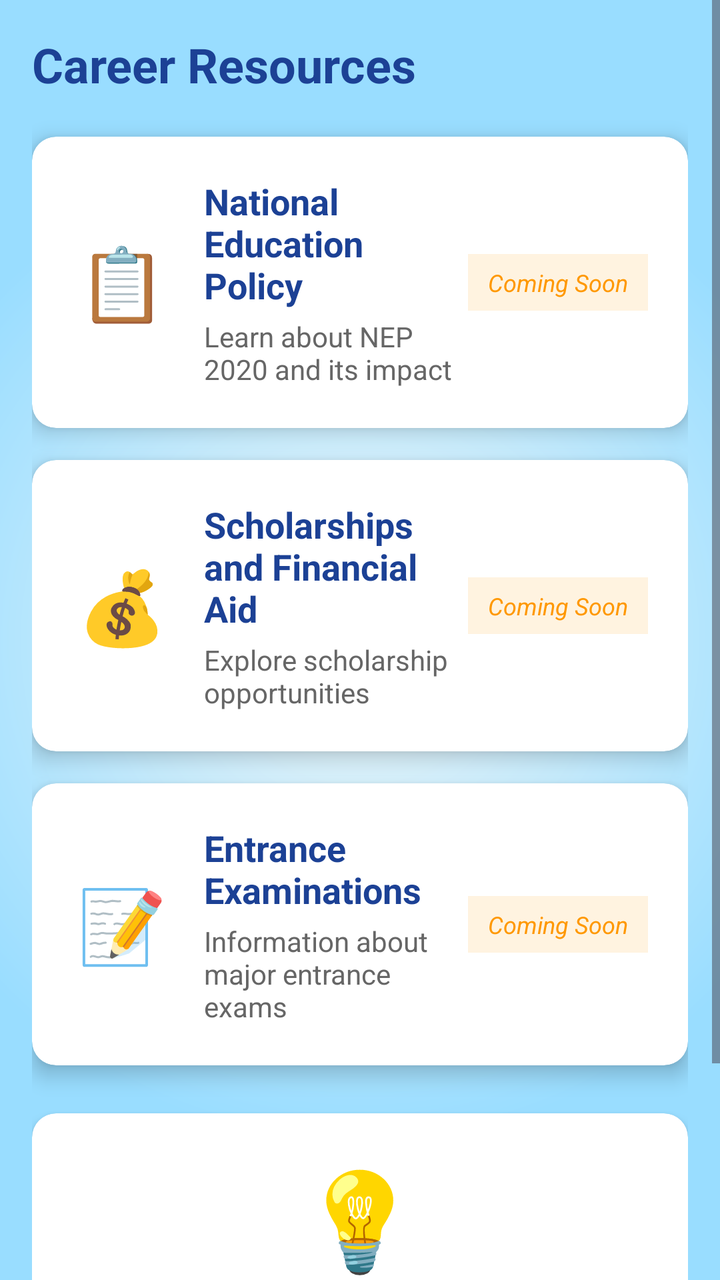
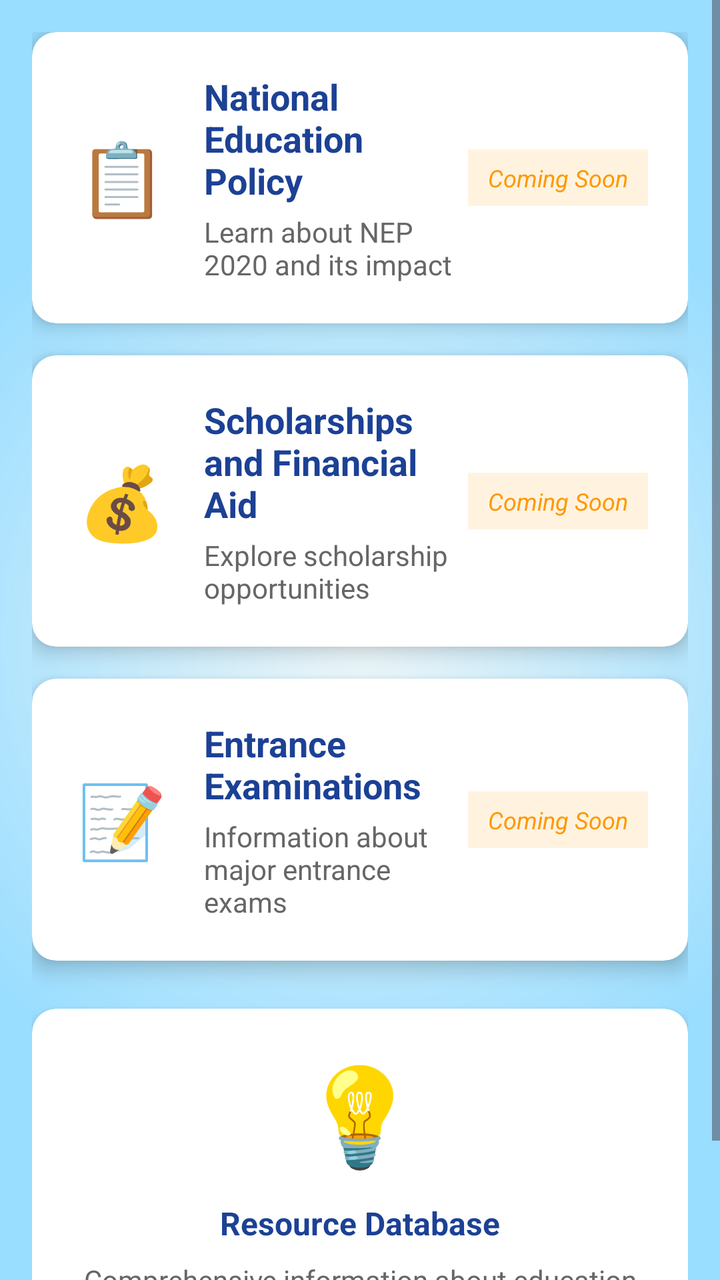

The first picture is an Android layout as it rendered before a commit; the second is the same layout after the commit. The layout source and the unified diff follow.
<!-- AndroidManifest.xml: application theme Theme.AspirePath -->
<!-- res/layout/fragment_resources.xml -->
<?xml version="1.0" encoding="utf-8"?>
<ScrollView xmlns:android="http://schemas.android.com/apk/res/android"
    xmlns:app="http://schemas.android.com/apk/res-auto"
    xmlns:tools="http://schemas.android.com/tools"
    android:layout_width="match_parent"
    android:layout_height="match_parent"
    android:background="@drawable/gradient_bg"
    android:fillViewport="true"
    tools:context=".Resources">

    <LinearLayout
        android:layout_width="match_parent"
        android:layout_height="wrap_content"
        android:orientation="vertical"
        android:padding="16dp">

        
        <TextView
            android:layout_width="wrap_content"
            android:layout_height="wrap_content"
            android:text="Career Resources"
            android:textSize="24sp"
            android:textStyle="bold"
            android:textColor="@color/blue"
            android:layout_marginBottom="20dp"/>

        
        <androidx.cardview.widget.CardView
            android:id="@+id/cardNEP"
            android:layout_width="match_parent"
            android:layout_height="wrap_content"
            android:layout_marginBottom="16dp"
            app:cardCornerRadius="12dp"
            app:cardElevation="6dp"
            android:clickable="true"
            android:focusable="true"
            android:foreground="?attr/selectableItemBackground">

            <LinearLayout
                android:layout_width="match_parent"
                android:layout_height="wrap_content"
                android:orientation="horizontal"
                android:padding="20dp"
                android:gravity="center_vertical">

                <TextView
                    android:layout_width="50dp"
                    android:layout_height="50dp"
                    android:text="📋"
                    android:textSize="36sp"
                    android:gravity="center"/>

                <LinearLayout
                    android:layout_width="0dp"
                    android:layout_height="wrap_content"
                    android:layout_weight="1"
                    android:orientation="vertical"
                    android:layout_marginStart="16dp">

                    <TextView
                        android:layout_width="wrap_content"
                        android:layout_height="wrap_content"
                        android:text="National Education Policy"
                        android:textSize="18sp"
                        android:textStyle="bold"
                        android:textColor="@color/blue"/>

                    <TextView
                        android:layout_width="wrap_content"
                        android:layout_height="wrap_content"
                        android:text="Learn about NEP 2020 and its impact"
                        android:textSize="14sp"
                        android:textColor="#666666"
                        android:layout_marginTop="4dp"/>
                </LinearLayout>

                <TextView
                    android:layout_width="wrap_content"
                    android:layout_height="wrap_content"
                    android:text="Coming Soon"
                    android:textSize="12sp"
                    android:textStyle="italic"
                    android:textColor="#FF9800"
                    android:background="#FFF3E0"
                    android:padding="6dp"
                    android:paddingStart="10dp"
                    android:paddingEnd="10dp"/>
            </LinearLayout>
        </androidx.cardview.widget.CardView>

        
        <androidx.cardview.widget.CardView
            android:id="@+id/cardScholarships"
            android:layout_width="match_parent"
            android:layout_height="wrap_content"
            android:layout_marginBottom="16dp"
            app:cardCornerRadius="12dp"
            app:cardElevation="6dp"
            android:clickable="true"
            android:focusable="true"
            android:foreground="?attr/selectableItemBackground">

            <LinearLayout
                android:layout_width="match_parent"
                android:layout_height="wrap_content"
                android:orientation="horizontal"
                android:padding="20dp"
                android:gravity="center_vertical">

                <TextView
                    android:layout_width="50dp"
                    android:layout_height="50dp"
                    android:text="💰"
                    android:textSize="36sp"
                    android:gravity="center"/>

                <LinearLayout
                    android:layout_width="0dp"
                    android:layout_height="wrap_content"
                    android:layout_weight="1"
                    android:orientation="vertical"
                    android:layout_marginStart="16dp">

                    <TextView
                        android:layout_width="wrap_content"
                        android:layout_height="wrap_content"
                        android:text="Scholarships and Financial Aid"
                        android:textSize="18sp"
                        android:textStyle="bold"
                        android:textColor="@color/blue"/>

                    <TextView
                        android:layout_width="wrap_content"
                        android:layout_height="wrap_content"
                        android:text="Explore scholarship opportunities"
                        android:textSize="14sp"
                        android:textColor="#666666"
                        android:layout_marginTop="4dp"/>
                </LinearLayout>

                <TextView
                    android:layout_width="wrap_content"
                    android:layout_height="wrap_content"
                    android:text="Coming Soon"
                    android:textSize="12sp"
                    android:textStyle="italic"
                    android:textColor="#FF9800"
                    android:background="#FFF3E0"
                    android:padding="6dp"
                    android:paddingStart="10dp"
                    android:paddingEnd="10dp"/>
            </LinearLayout>
        </androidx.cardview.widget.CardView>

        
        <androidx.cardview.widget.CardView
            android:id="@+id/cardEntranceExams"
            android:layout_width="match_parent"
            android:layout_height="wrap_content"
            android:layout_marginBottom="16dp"
            app:cardCornerRadius="12dp"
            app:cardElevation="6dp"
            android:clickable="true"
            android:focusable="true"
            android:foreground="?attr/selectableItemBackground">

            <LinearLayout
                android:layout_width="match_parent"
                android:layout_height="wrap_content"
                android:orientation="horizontal"
                android:padding="20dp"
                android:gravity="center_vertical">

                <TextView
                    android:layout_width="50dp"
                    android:layout_height="50dp"
                    android:text="📝"
                    android:textSize="36sp"
                    android:gravity="center"/>

                <LinearLayout
                    android:layout_width="0dp"
                    android:layout_height="wrap_content"
                    android:layout_weight="1"
                    android:orientation="vertical"
                    android:layout_marginStart="16dp">

                    <TextView
                        android:layout_width="wrap_content"
                        android:layout_height="wrap_content"
                        android:text="Entrance Examinations"
                        android:textSize="18sp"
                        android:textStyle="bold"
                        android:textColor="@color/blue"/>

                    <TextView
                        android:layout_width="wrap_content"
                        android:layout_height="wrap_content"
                        android:text="Information about major entrance exams"
                        android:textSize="14sp"
                        android:textColor="#666666"
                        android:layout_marginTop="4dp"/>
                </LinearLayout>

                <TextView
                    android:layout_width="wrap_content"
                    android:layout_height="wrap_content"
                    android:text="Coming Soon"
                    android:textSize="12sp"
                    android:textStyle="italic"
                    android:textColor="#FF9800"
                    android:background="#FFF3E0"
                    android:padding="6dp"
                    android:paddingStart="10dp"
                    android:paddingEnd="10dp"/>
            </LinearLayout>
        </androidx.cardview.widget.CardView>

        
        <androidx.cardview.widget.CardView
            android:layout_width="match_parent"
            android:layout_height="wrap_content"
            app:cardCornerRadius="12dp"
            app:cardElevation="4dp"
            android:layout_marginTop="8dp">

            <LinearLayout
                android:layout_width="match_parent"
                android:layout_height="wrap_content"
                android:orientation="vertical"
                android:padding="20dp"
                android:gravity="center">

                <TextView
                    android:layout_width="wrap_content"
                    android:layout_height="wrap_content"
                    android:text="💡"
                    android:textSize="48sp"
                    android:layout_marginBottom="12dp"/>

                <TextView
                    android:layout_width="wrap_content"
                    android:layout_height="wrap_content"
                    android:text="Resource Database"
                    android:textSize="16sp"
                    android:textStyle="bold"
                    android:textColor="@color/blue"
                    android:layout_marginBottom="8dp"/>

                <TextView
                    android:layout_width="wrap_content"
                    android:layout_height="wrap_content"
                    android:text="Comprehensive information about education policies, scholarships, and entrance exams will be available soon"
                    android:textSize="14sp"
                    android:textColor="#666666"
                    android:gravity="center"/>
            </LinearLayout>
        </androidx.cardview.widget.CardView>

    </LinearLayout>

</ScrollView>
<!-- resources referenced by this layout -->
<resources>
  <color name="blue">#1C4195</color>
  <!-- drawable gradient_bg (drawable) -->
  <?xml version="1.0" encoding="utf-8"?>
  <shape xmlns:android="http://schemas.android.com/apk/res/android"
      android:shape="rectangle">
      <gradient
          android:startColor="#edf7fa"
          android:endColor="#99ddff"
          android:gradientRadius="70%p"
          android:type="radial"
          android:centerX="0.5"
          android:centerY="0.5"
          android:dither="true" />
  </shape>
  <style name="Theme.AspirePath" parent="Base.Theme.AspirePath" />
  <style name="Base.Theme.AspirePath" parent="Theme.Material3.DayNight.NoActionBar">
          
          <item name="colorPrimary">@color/blue</item>
          <item name="colorPrimaryVariant">#0073e6</item>
          <item name="colorOnPrimary">@color/white</item>
          <item name="android:statusBarColor">#0073e6</item>
          
      </style>
  <color name="white">#FFFFFFFF</color>
</resources>

<!-- the commit's change to res/layout/fragment_resources.xml (unified diff, before → after) -->
@@ -14,15 +14,15 @@
         android:orientation="vertical"
         android:padding="16dp">
 
-        
-        <TextView
-            android:layout_width="wrap_content"
-            android:layout_height="wrap_content"
-            android:text="Career Resources"
-            android:textSize="24sp"
-            android:textStyle="bold"
-            android:textColor="@color/blue"
-            android:layout_marginBottom="20dp"/>
+
+
+
+
+
+
+
+
+
 
         
         <androidx.cardview.widget.CardView
